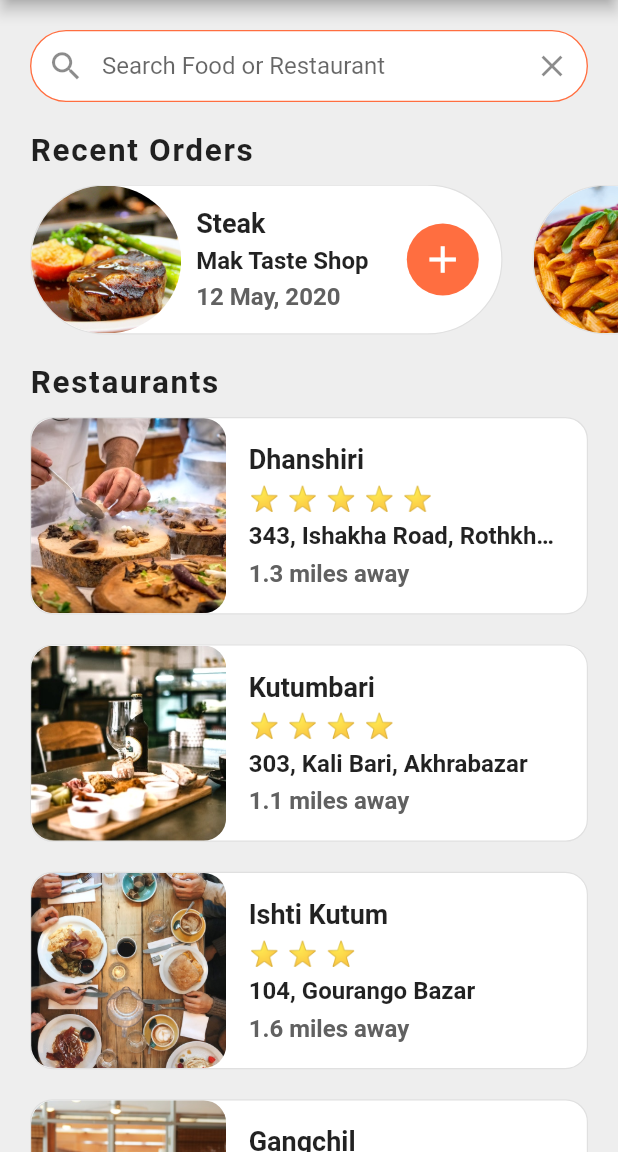
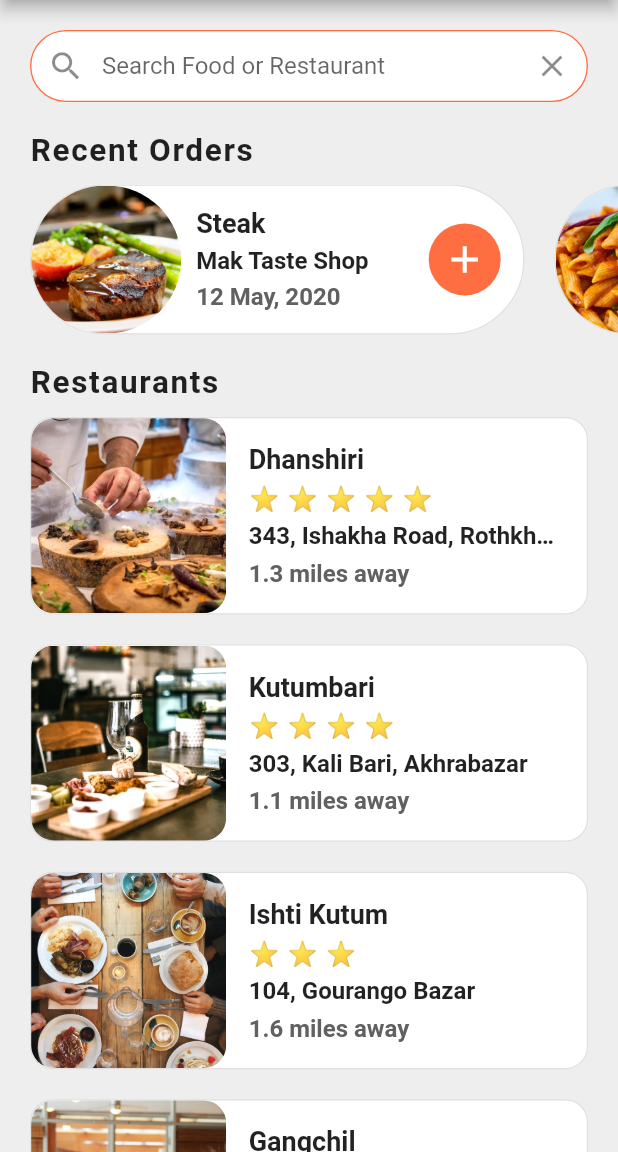
Before and after one commit to Rezuanul-Islam-Fahim/food_delivery_ui, a Flutter app: the screen it shows after launch, on a phone screen of 412 x 824 dp, the part 84-1236 px from its top. Run offline on Flutter 3.47's test engine with Material 2 defaults, Android fonts, the phone set to English and light mode, and no system bars.

Commit message:
Fix recent order containers responsive design and landscape mode design

```diff
--- a/lib/widgets/recent_orders.dart
+++ b/lib/widgets/recent_orders.dart
@@ -3,9 +3,9 @@ import 'package:food_delivery_ui/data.dart';
 import 'package:food_delivery_ui/models/order.dart';
 
 class RecentOrders extends StatelessWidget {
-  _buildRecentOrders(BuildContext context, Order order) {
+  _buildRecentOrders(BuildContext context, Order order, double containerWidth) {
     return Container(
-      width: 315,
+      width: MediaQuery.of(context).size.width * containerWidth,
       margin: EdgeInsets.symmetric(horizontal: 10),
       decoration: BoxDecoration(
         color: Colors.white,
@@ -91,6 +91,12 @@ class RecentOrders extends StatelessWidget {
 
   @override
   Widget build(BuildContext context) {
+    final bool isLandscape =
+        MediaQuery.of(context).orientation == Orientation.landscape;
+
+    final double orderContSizePortrait = 0.8;
+    final double orderContSizeLandscape = 0.6;
+
     return Column(
       crossAxisAlignment: CrossAxisAlignment.start,
       children: <Widget>[
@@ -107,13 +113,31 @@ class RecentOrders extends StatelessWidget {
         ),
         Container(
           height: 100.0,
-          child: ListView.builder(
+          child: isLandscape
+              ? ListView.builder(
                   padding: EdgeInsets.symmetric(horizontal: 10),
                   scrollDirection: Axis.horizontal,
                   itemCount: user.recentOrders.length,
                   itemBuilder: (BuildContext context, int index) {
                     Order order = user.recentOrders[index];
-              return _buildRecentOrders(context, order);
+                    return _buildRecentOrders(
+                      context,
+                      order,
+                      orderContSizeLandscape,
+                    );
+                  },
+                )
+              : ListView.builder(
+                  padding: EdgeInsets.symmetric(horizontal: 10),
+                  scrollDirection: Axis.horizontal,
+                  itemCount: user.recentOrders.length,
+                  itemBuilder: (BuildContext context, int index) {
+                    Order order = user.recentOrders[index];
+                    return _buildRecentOrders(
+                      context,
+                      order,
+                      orderContSizePortrait,
+                    );
                   },
                 ),
         ),
```
Lines whose indentation alone changed are shown as unchanged.
